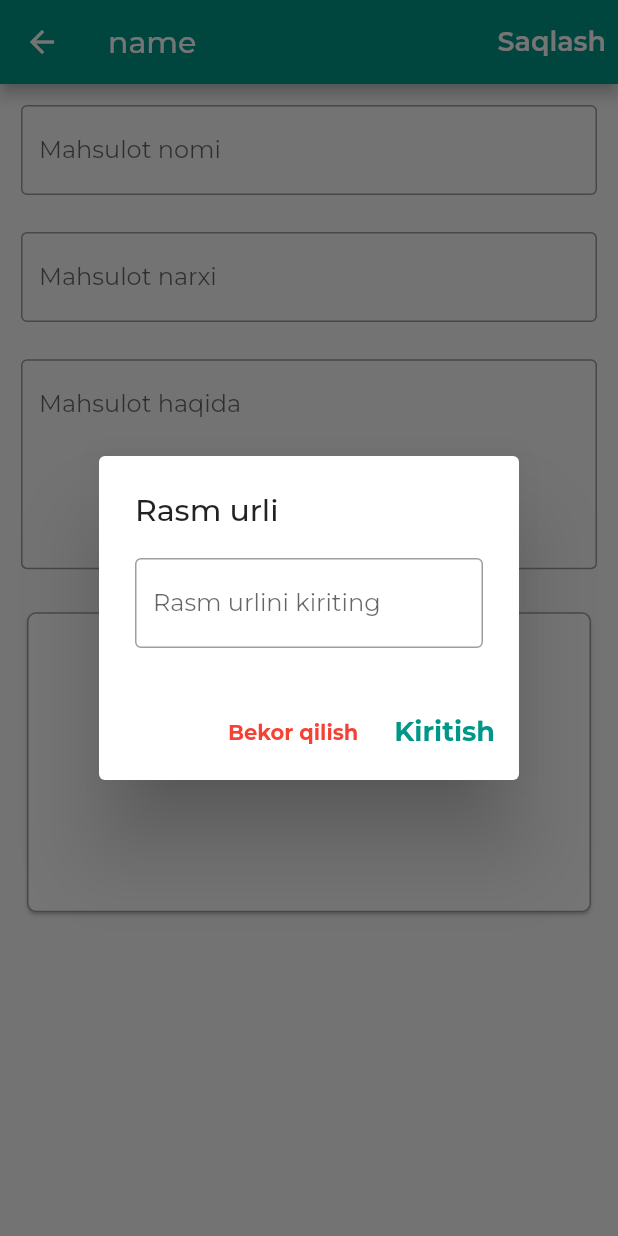
After one commit to xondamiroskanov/online_shop, a Flutter app: the EditNewAddProduct screen opened by its route, after a tap on "Rasm urli", on a phone screen of 412 x 824 dp. The commit adds this screen. Run offline on Flutter 3.47's test engine with Material 2 defaults, Android fonts, the phone set to English and light mode, and no system bars; our stand-ins replace flutter_slidable, google_fonts; network calls fail.

```diff
--- a/lib/main.dart
+++ b/lib/main.dart
@@ -1,7 +1,9 @@
 import 'package:flutter/material.dart';
 import 'package:google_fonts/google_fonts.dart';
 import 'package:online_shop/pages/cart_shop_page.dart';
+import 'package:online_shop/pages/edit_new_product_page.dart';
 import 'package:online_shop/pages/home_page.dart';
+import 'package:online_shop/pages/manage_product.dart';
 import 'package:online_shop/pages/orders_page.dart';
 import 'package:online_shop/pages/product_details.dart';
 import 'package:online_shop/providers/cart_item.dart';
@@ -42,7 +44,9 @@ class MyApp extends StatelessWidget {
           HomePage.routeName:(context)=>HomePage(),
           ProductDetailsPage.routeName: (context) => ProductDetailsPage(),
           CartShopPage.routeName: (context) => CartShopPage(),
-          OrdersPage.routeName:(context)=>OrdersPage()
+          OrdersPage.routeName:(context)=>OrdersPage(),
+          ManageProduct.routeName:(context)=>ManageProduct(),
+          EditNewAddProduct.routeName:(context)=>EditNewAddProduct()
         },
       ),
     );
--- /dev/null
+++ b/lib/pages/edit_new_product_page.dart
@@ -0,0 +1,298 @@
+import 'package:flutter/material.dart';
+import 'package:online_shop/models/product_model.dart';
+import 'package:online_shop/providers/products.dart';
+import 'package:provider/provider.dart';
+
+class EditNewAddProduct extends StatefulWidget {
+  EditNewAddProduct({Key? key}) : super(key: key);
+  static const routeName = "/ediNewAddProduct";
+
+  @override
+  State<EditNewAddProduct> createState() => _EditNewAddProductState();
+}
+
+class _EditNewAddProductState extends State<EditNewAddProduct> {
+  final _formKey = GlobalKey<FormState>();
+  final _formKeyImage = GlobalKey<FormState>();
+  final activPriceField = FocusNode();
+  final activeDescriptionField = FocusNode();
+  var _product = ProductModel(
+      name: "",
+      price: "",
+      description: "",
+      image: "",
+      id: "");
+
+  var isImageUrl = true;
+  var init = true;
+  @override
+  void didChangeDependencies() {
+    super.didChangeDependencies();
+    if(init){
+      final product = ModalRoute.of(context)!.settings.arguments;
+      final products = Provider.of<Products>(context);
+      print(product);
+      if (product != null) {
+        final id =
+        products.productsList.firstWhere((element) => element.id == product);
+        _product = id;
+      }
+    }
+    init = false;
+  }
+
+  @override
+  void dispose() {
+    super.dispose();
+    activPriceField.dispose();
+    activeDescriptionField.dispose();
+  }
+
+  void _saveFormImage(context) {
+    if (_formKeyImage.currentState!.validate()) {
+      setState(() {});
+      _formKeyImage.currentState!.save();
+      Navigator.of(context).pop();
+    }
+  }
+
+  void _saveForm() {
+    _formKey.currentState!.validate();
+    setState(() {
+      isImageUrl = _product.image.isNotEmpty;
+    });
+    if (_formKey.currentState!.validate() && isImageUrl) {
+      _formKey.currentState!.save();
+      print(_product.id);
+      if (_product.id.isEmpty) {
+        Provider.of<Products>(context, listen: false).addProduct(_product);
+      } else {
+        Provider.of<Products>(context, listen: false).updateProduct(_product);
+      }
+      Navigator.of(context).pop();
+    }
+  }
+
+  void showImageUrl(BuildContext context) {
+    showDialog(
+        context: context,
+        builder: (BuildContext context) {
+          return AlertDialog(
+            title: const Text("Rasm urli"),
+            content: Form(
+              key: _formKeyImage,
+              child: TextFormField(
+                initialValue: _product.image,
+                keyboardType: TextInputType.url,
+                decoration: const InputDecoration(
+                    hintText: "Rasm urlini kiriting",
+                    border: OutlineInputBorder()),
+                onSaved: (newValue) {
+                  _product = ProductModel(
+                      name: _product.name,
+                      price: _product.price,
+                      description: _product.description,
+                      image: newValue!,
+                      id: _product.id,
+                      isFavorite: _product.isFavorite);
+                },
+                validator: (value) {
+                  if (value == null || value.isEmpty) {
+                    return "Rasm urlini kiriting";
+                  } else if (!value.startsWith("http")) {
+                    return "Rasm urli xato";
+                  }
+                },
+              ),
+            ),
+            actions: [
+              TextButton(
+                  onPressed: () {
+                    Navigator.of(context).pop();
+                  },
+                  child: const Text(
+                    'Bekor qilish',
+                    style: TextStyle(
+                      fontWeight: FontWeight.bold,
+                      color: Colors.red,
+                    ),
+                  )),
+              TextButton(
+                onPressed: () {
+                  _saveFormImage(context);
+                },
+                child: const Text(
+                  "Kiritish",
+                  style: TextStyle(fontSize: 18, fontWeight: FontWeight.bold),
+                ),
+              ),
+            ],
+          );
+        });
+  }
+
+  @override
+  Widget build(BuildContext context) {
+    final height = MediaQuery.of(context).size.height;
+    return Scaffold(
+      appBar: AppBar(
+        actions: [
+          TextButton(
+            onPressed: () {
+              _saveForm();
+            },
+            child: const Text(
+              "Saqlash",
+              style: TextStyle(
+                  color: Colors.white,
+                  fontWeight: FontWeight.w600,
+                  fontSize: 18),
+            ),
+          )
+        ],
+        title: Text(
+          "name",
+        ),
+      ),
+      body: GestureDetector(
+        onTap: () {
+          FocusScope.of(context).unfocus();
+        },
+        child: Form(
+            key: _formKey,
+            child: SingleChildScrollView(
+              padding: EdgeInsets.all(14),
+              child: Column(
+                children: [
+                  TextFormField(
+                    initialValue: _product.name,
+                    decoration: const InputDecoration(
+                      labelText: "Mahsulot nomi",
+                      border: OutlineInputBorder(),
+                    ),
+                    onFieldSubmitted: (_) {
+                      FocusScope.of(context).requestFocus(activPriceField);
+                    },
+                    onSaved: (newValue) {
+                      _product = ProductModel(
+                          isFavorite: _product.isFavorite,
+                          name: newValue!,
+                          price: _product.price,
+                          description: _product.description,
+                          image: _product.image,
+                          id: _product.id);
+                    },
+                    validator: (value) {
+                      if (value!.isEmpty) {
+                        return "Mahsulot nomini kiriting";
+                      }
+                    },
+                  ),
+                  SizedBox(
+                    height: height * 0.03,
+                  ),
+                  TextFormField(
+                    initialValue: _product.price,
+                    decoration: const InputDecoration(
+                      labelText: "Mahsulot narxi",
+                      border: OutlineInputBorder(),
+                    ),
+                    onFieldSubmitted: (_) {
+                      FocusScope.of(context)
+                          .requestFocus(activeDescriptionField);
+                    },
+                    keyboardType: TextInputType.number,
+                    focusNode: activPriceField,
+                    onSaved: (newValue) {
+                      _product = ProductModel(
+                          isFavorite: _product.isFavorite,
+                          name: _product.name,
+                          price: newValue!,
+                          description: _product.description,
+                          image: _product.image,
+                          id: _product.id);
+                    },
+                    validator: (value) {
+                      if (value!.isEmpty) {
+                        return "Mahsulot narxini kiriting";
+                      } else if (double.tryParse(value) == null) {
+                        return "Mahsulot narxi xato kiritildi";
+                      } else if (double.parse(value) < 0) {
+                        return "Mahsulot narxi manfiy bo'lishi mumkin emas";
+                      }
+                    },
+                  ),
+                  SizedBox(
+                    height: height * 0.03,
+                  ),
+                  TextFormField(
+                    initialValue: _product.description,
+                    maxLines: 5,
+                    decoration: const InputDecoration(
+                      hintText: "Mahsulot haqida",
+                      border: OutlineInputBorder(),
+                    ),
+                    focusNode: activeDescriptionField,
+                    onSaved: (newValue) {
+                      _product = ProductModel(
+                          isFavorite: _product.isFavorite,
+                          name: _product.name,
+                          price: _product.price,
+                          description: newValue!,
+                          image: _product.image,
+                          id: _product.id);
+                    },
+                    validator: (value) {
+                      if (value == null || value.isEmpty) {
+                        return "Mahsulot haqida ma'lumot kiriting";
+                      } else if (value.length < 10) {
+                        return "Mahsulot haqida to'liqroq ma'lumot kiriting";
+                      }
+                    },
+                  ),
+                  SizedBox(
+                    height: height * 0.03,
+                  ),
+                  InkWell(
+                    focusColor: Colors.teal,
+                    splashColor:
+                        Theme.of(context).primaryColor.withOpacity(0.2),
+                    onTap: () {
+                      showImageUrl(context);
+                    },
+                    child: Card(
+                      shape: RoundedRectangleBorder(
+                          side: BorderSide(
+                              color: isImageUrl
+                                  ? Colors.grey
+                                  : Theme.of(context).errorColor),
+                          borderRadius: BorderRadius.circular(6)),
+                      child: Container(
+                        decoration: BoxDecoration(),
+                        height: 200,
+                        width: double.infinity,
+                        child: _product.image.isEmpty
+                            ? Center(
+                                child: Text(
+                                  "Rasm urli",
+                                  style: TextStyle(
+                                      fontSize: 16,
+                                      color: isImageUrl
+                                          ? Colors.black45
+                                          : Theme.of(context).errorColor),
+                                ),
+                              )
+                            : Image.network(
+                                _product.image,
+                                fit: BoxFit.cover,
+                              ),
+                      ),
+                    ),
+                  )
+                ],
+              ),
+            )),
+      ),
+    );
+  }
+}
--- a/lib/pages/home_page.dart
+++ b/lib/pages/home_page.dart
@@ -31,7 +31,7 @@ class _HomePageState extends State<HomePage> {
           }, itemBuilder: (BuildContext context) {
             return const [
               PopupMenuItem(
-                child: Text(
+                child:  Text(
                   "Sevimlilar",
                 ),
                 value: Filter.Favortites,
--- a/lib/pages/product_details.dart
+++ b/lib/pages/product_details.dart
@@ -16,7 +16,6 @@ class ProductDetailsPage extends StatelessWidget {
     final productPro = Provider.of<Products>(context)
         .productsList
         .firstWhere((element) => element.id == routeProductModel);
-    final cart = Provider.of<Cart>(context);
     return Scaffold(
       appBar: AppBar(
         title: Text(productPro.name),
--- a/lib/providers/cart_item.dart
+++ b/lib/providers/cart_item.dart
@@ -49,7 +49,7 @@ class Cart with ChangeNotifier {
     notifyListeners();
   }
 
-  void minusProduct(String productId) {
+  void minusProduct(String productId,{bool isCartItem = false}) {
     if (!_items.containsKey(productId)) {
       return;
     }
@@ -62,6 +62,9 @@ class Cart with ChangeNotifier {
               image: value.image,
               number: value.number - 1,
               id: value.id));
+    }
+    else if(isCartItem){
+      _items.remove(productId);
     }
     notifyListeners();
   }
```
Also changed, not shown: lib/pages/manage_product.dart (added, +40 -0 lines), lib/pages/orders_page.dart (+19 -11 lines), lib/providers/products.dart (+9 -1 lines), lib/widgets/app_drawer.dart (+16 -3 lines), lib/widgets/manage_product_list.dart (added, +47 -0 lines), lib/widgets/order_list_tile.dart (added, +74 -0 lines), lib/widgets/product_item.dart (+21 -1 lines).
